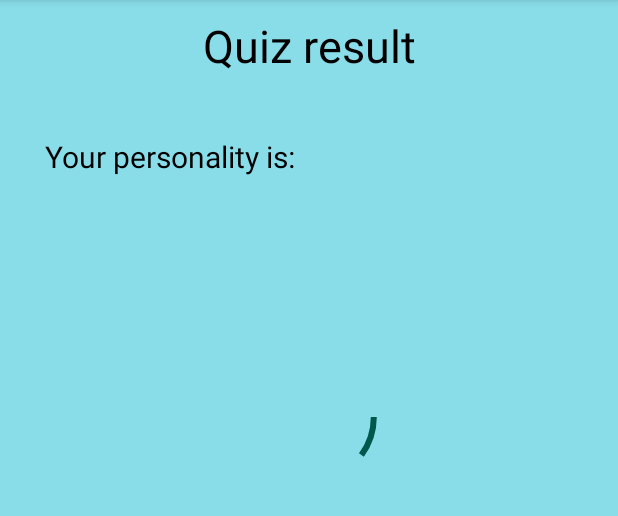
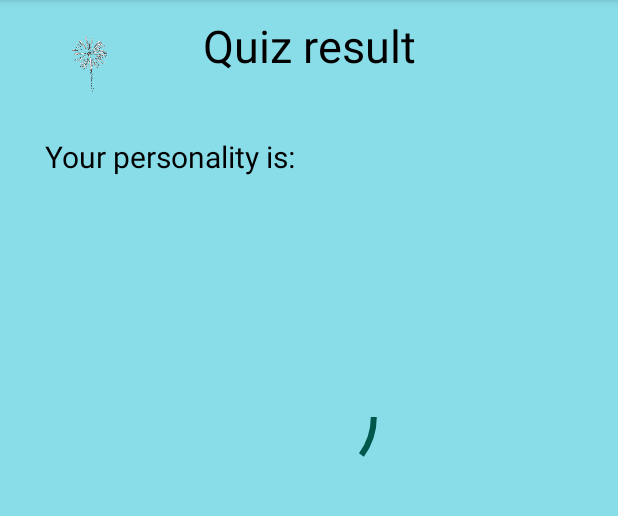
Before and after one commit to dorshamir55/StudentPersonalityQuizApp, an Android app: the ResultActivity screen opened directly, with no data from a screen before it, on a phone screen of 412 x 824 dp, the part 84-600 px from its top. Run offline under Robolectric (Android 15) with nearby library versions, the phone set to English and light mode, and no system bars; 1 statement that could not run was skipped.

Commit message:
Fireworks animation

```diff
--- a/app/build.gradle
+++ b/app/build.gradle
@@ -27,4 +27,5 @@ dependencies {
     testImplementation 'junit:junit:4.12'
     androidTestImplementation 'androidx.test.ext:junit:1.1.0'
     androidTestImplementation 'androidx.test.espresso:espresso-core:3.1.1'
+    implementation 'pl.droidsonroids.gif:android-gif-drawable:1.2.19'
 }
--- a/app/src/main/res/layout/activity_result.xml
+++ b/app/src/main/res/layout/activity_result.xml
@@ -14,6 +14,12 @@
         android:text="@string/titleResult"
         android:textColor="#000000"
         android:textSize="30sp" />
+
+    <pl.droidsonroids.gif.GifImageView
+        android:layout_width="120dp"
+        android:layout_height="80dp"
+        android:src="@drawable/fireworks"
+        />
 
     <TextView
         android:id="@+id/textView_score"
--- a/build.gradle
+++ b/build.gradle
@@ -4,7 +4,7 @@ buildscript {
     repositories {
         google()
         jcenter()
-
+        mavenCentral()
     }
     dependencies {
         classpath 'com.android.tools.build:gradle:3.5.3'
@@ -18,7 +18,7 @@ allprojects {
     repositories {
         google()
         jcenter()
-
+        mavenCentral()
     }
 }
 
```
Also changed, not shown: app/src/main/res/drawable/fireworks.gif (added).
